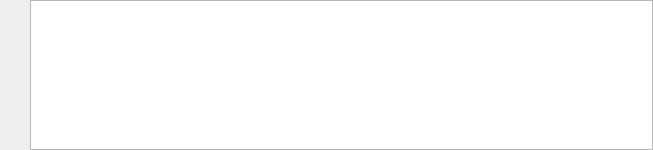
Before: the Qt Designer form src/gui/ui/LogPanel.ui in Ascent-Group/visual-db, drawn with Qt 5.
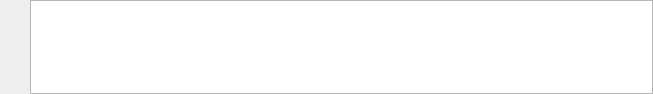
After: the same form once the commit is applied. Icons and pictures are not drawn.

```diff
--- a/src/gui/ui/LogPanel.ui
+++ b/src/gui/ui/LogPanel.ui
@@ -7,7 +7,7 @@
     <x>0</x>
     <y>0</y>
     <width>653</width>
-    <height>150</height>
+    <height>94</height>
    </rect>
   </property>
   <property name="windowTitle">
@@ -20,15 +20,40 @@
    <property name="spacing">
     <number>0</number>
    </property>
+   <item row="1" column="1" rowspan="6">
+    <widget class="QTextEdit" name="mOutputEdit">
+     <property name="sizePolicy">
+      <sizepolicy hsizetype="Expanding" vsizetype="Minimum">
+       <horstretch>0</horstretch>
+       <verstretch>0</verstretch>
+      </sizepolicy>
+     </property>
+     <property name="minimumSize">
+      <size>
+       <width>0</width>
+       <height>94</height>
+      </size>
+     </property>
+     <property name="readOnly">
+      <bool>true</bool>
+     </property>
+    </widget>
+   </item>
    <item row="6" column="0">
     <spacer name="verticalSpacer">
+     <property name="minimumSize">
+      <size>
+       <width>0</width>
+       <height>42</height>
+      </size>
+     </property>
      <property name="orientation">
       <enum>Qt::Vertical</enum>
      </property>
      <property name="sizeHint" stdset="0">
       <size>
        <width>27</width>
-       <height>364</height>
+       <height>60</height>
       </size>
      </property>
     </spacer>
@@ -48,6 +73,12 @@
        <verstretch>0</verstretch>
       </sizepolicy>
      </property>
+     <property name="minimumSize">
+      <size>
+       <width>0</width>
+       <height>26</height>
+      </size>
+     </property>
      <property name="maximumSize">
       <size>
        <width>30</width>
@@ -77,6 +108,12 @@
        <verstretch>0</verstretch>
       </sizepolicy>
      </property>
+     <property name="minimumSize">
+      <size>
+       <width>0</width>
+       <height>26</height>
+      </size>
+     </property>
      <property name="maximumSize">
       <size>
        <width>30</width>
```
Left out of the diff: 7 changed lines with no effect on the pictures.
